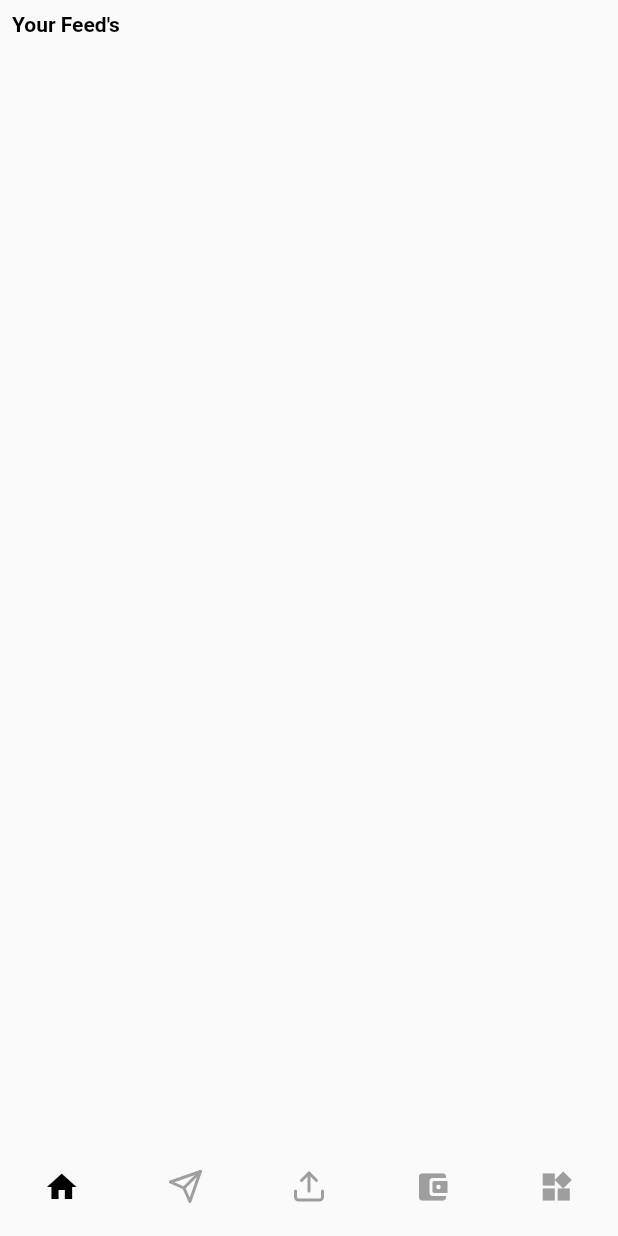
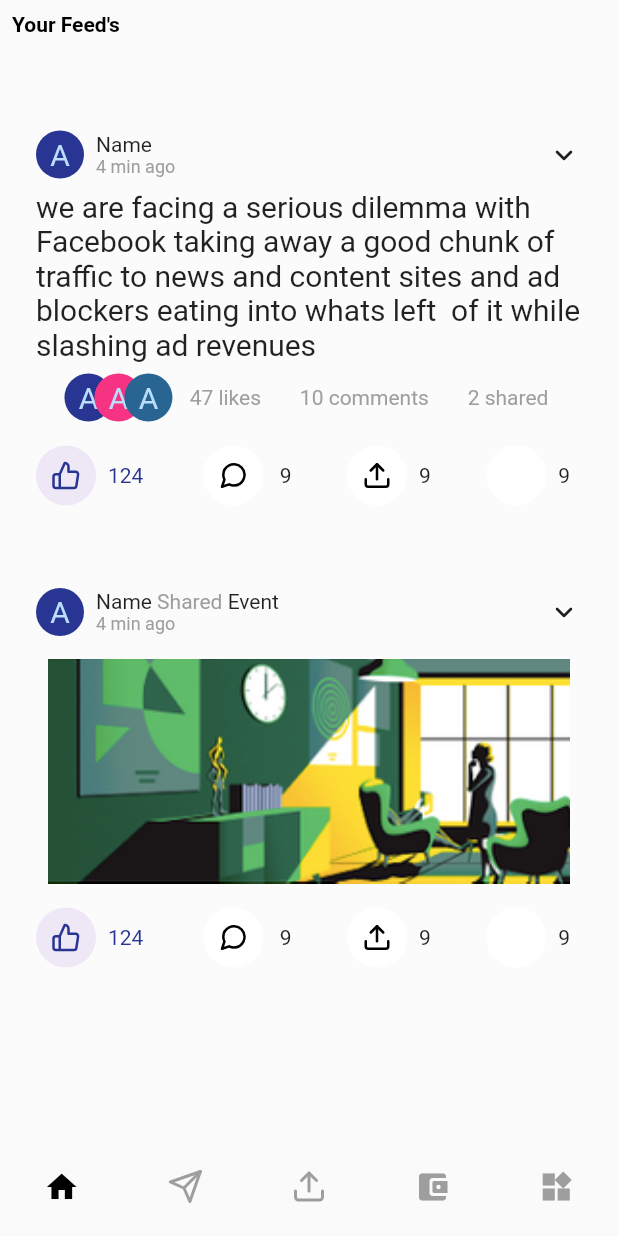
Before and after one commit to micedreams/app, a Flutter app: the Home screen opened by its route, on a phone screen of 412 x 824 dp. Run offline on Flutter 3.47's test engine with Material 2 defaults, Android fonts, the phone set to English and light mode, and no system bars; our stand-ins replace flutter_feather_icons.

Commit message:
screen 2

```diff
--- /dev/null
+++ b/lib/components/SpecialCard.dart
@@ -0,0 +1,172 @@
+import 'package:flutter/material.dart';
+import 'package:flutter_feather_icons/flutter_feather_icons.dart';
+
+class SpecialCard extends StatelessWidget {
+  final Widget body;
+
+  final String time;
+
+  final String name;
+  final bool shared;
+
+  const SpecialCard({
+    Key? key,
+    required this.body,
+    required this.time,
+    required this.name,
+    this.shared = false,
+  }) : super(key: key);
+
+  @override
+  Widget build(BuildContext context) {
+    return Container(
+      decoration: const BoxDecoration(
+        color: Colors.white24,
+      ),
+      padding: const EdgeInsets.all(8.0),
+      margin: const EdgeInsets.all(16.0),
+      child: Column(
+        mainAxisSize: MainAxisSize.min,
+        children: [
+          Row(
+            mainAxisAlignment: MainAxisAlignment.spaceBetween,
+            children: [
+              Row(
+                children: [
+                  const CircleAvatar(
+                    backgroundColor: Color(0xff283593),
+                    radius: 16,
+                    child: Text("A",
+                        style: TextStyle(
+                          fontSize: 20.00,
+                        )),
+                  ),
+                  Padding(
+                    padding: const EdgeInsets.all(8.0),
+                    child: Column(
+                      crossAxisAlignment: CrossAxisAlignment.start,
+                      mainAxisSize: MainAxisSize.min,
+                      children: [
+                        Row(
+                          children: [
+                            Text(name),
+                            shared
+                                ? const Text(" Shared ",
+                                    style: TextStyle(color: Colors.grey))
+                                : const SizedBox.shrink(),
+                            shared
+                                ? const Text("Event")
+                                : const SizedBox.shrink()
+                          ],
+                        ),
+                        Text(time, style: const TextStyle(color: Colors.grey,fontSize: 12)),
+                      ],
+                    ),
+                  ),
+                ],
+              ),
+              const Icon(Icons.keyboard_arrow_down_rounded)
+            ],
+          ),
+          Padding(
+            padding: const EdgeInsets.only(bottom: 8.0),
+            child: body,
+          ),
+          Row(
+            mainAxisAlignment: MainAxisAlignment.spaceBetween,
+            children: [
+              Row(
+                children: [
+                  InkWell(
+                    child: Container(
+                      height: 40,
+                      width: 40,
+                      decoration: const BoxDecoration(
+                        color: Color(0xffede7f6),
+                        shape: BoxShape.circle,
+                      ),
+                      child: const Icon(
+                        FeatherIcons.thumbsUp,
+                        color: Color(0xff283593),
+                        size: 20,
+                      ),
+                    ),
+                  ),
+                  const Padding(
+                    padding: EdgeInsets.all(8),
+                    child:
+                        Text("124", style: TextStyle(color: Color(0xff283593))),
+                  )
+                ],
+              ),
+              Row(
+                children: [
+                  InkWell(
+                    child: Container(
+                      height: 40,
+                      width: 46,
+                      decoration: const BoxDecoration(
+                        color: Colors.white,
+                        shape: BoxShape.circle,
+                      ),
+                      child: const Icon(
+                        FeatherIcons.messageCircle,
+                        color: Colors.black,
+                        size: 20,
+                      ),
+                    ),
+                  ),
+                  const Padding(
+                    padding: EdgeInsets.all(8),
+                    child: Text("9"),
+                  )
+                ],
+              ),
+              Row(
+                children: [
+                  InkWell(
+                    child: Container(
+                      height: 40,
+                      width: 40,
+                      decoration: const BoxDecoration(
+                        color: Colors.white,
+                        shape: BoxShape.circle,
+                      ),
+                      child: const Icon(
+                        FeatherIcons.upload,
+                        color: Colors.black,
+                        size: 20,
+                      ),
+                    ),
+                  ),
+                  const Padding(
+                    padding: EdgeInsets.all(8),
+                    child: Text("9"),
+                  )
+                ],
+              ),
+              Row(
+                children: const [
+                  SizedBox(
+                    height: 40,
+                    width: 40,
+                    child: DecoratedBox(
+                      decoration: BoxDecoration(
+                        color: Colors.white,
+                        shape: BoxShape.circle,
+                      ),
+                    ),
+                  ),
+                  Padding(
+                    padding: EdgeInsets.all(8),
+                    child: Text("9"),
+                  ),
+                ],
+              ),
+            ],
+          )
+        ],
+      ),
+    );
+  }
+}
--- a/lib/home.dart
+++ b/lib/home.dart
@@ -1,3 +1,4 @@
+import 'package:app/components/SpecialCard.dart';
 import 'package:app/components/SpecialScaffold.dart';
 import 'package:flutter/material.dart';
 
@@ -11,8 +12,85 @@ class Home extends StatefulWidget {
 class _HomeState extends State<Home> {
   @override
   Widget build(context) {
-    return const SpecialScaffold(
-      body: SizedBox.shrink(),
+    return SpecialScaffold(
+      body: ListView(
+        children: [
+          SpecialCard(
+            body: Column(
+              children: [
+                const Text(
+                    "we are facing a serious dilemma with Facebook taking away a good chunk of traffic to news and content sites and ad blockers eating into whats left  of it while slashing ad revenues",
+                    style: TextStyle(fontSize: 20.00)),
+                Row(
+                  mainAxisAlignment: MainAxisAlignment.spaceEvenly,
+                  children: [
+                    Row(
+                      children: [
+                        Container(
+                          padding: const EdgeInsets.only(top: 8, bottom: 8.0),
+                          width: 80.00,
+                          child: Stack(
+                            children: const [
+                              CircleAvatar(
+                                backgroundColor: Color(0xff283593),
+                                radius: 16,
+                                child: Text("A",
+                                    style: TextStyle(
+                                      fontSize: 20.00,
+                                    )),
+                              ),
+                              Positioned(
+                                left: 20.0,
+                                child: CircleAvatar(
+                                  backgroundColor: Color(0xfff63483),
+                                  radius: 16,
+                                  child: Text("A",
+                                      style: TextStyle(
+                                        fontSize: 20.00,
+                                      )),
+                                ),
+                              ),
+                              Positioned(
+                                left: 40.0,
+                                child: CircleAvatar(
+                                  backgroundColor: Color(0xff286593),
+                                  radius: 16,
+                                  child: Text("A",
+                                      style: TextStyle(
+                                        fontSize: 20.00,
+                                      )),
+                                ),
+                              ),
+                            ],
+                          ),
+                        ),
+                        Text(" 47 likes ",
+                            style: TextStyle(color: Colors.grey)),
+                      ],
+                    ),
+                    Text(" 10 comments ", style: TextStyle(color: Colors.grey)),
+                    Text(" 2 shared ", style: TextStyle(color: Colors.grey))
+                  ],
+                ),
+              ],
+            ),
+            name: 'Name',
+            time: '4 min ago',
+          ),
+          SpecialCard(
+              body: Padding(
+                padding: const EdgeInsets.all(8.0),
+                child: Image.asset(
+                  'assets/picture.png',
+                  height: 150.0,
+                  fit: BoxFit.cover,
+                ),
+              ),
+              name: 'Name',
+              time: '4 min ago',
+              shared: true),
+        ],
+      ),
     );
   }
 }
--- a/lib/login.dart
+++ b/lib/login.dart
@@ -58,7 +58,7 @@ class _LoginState extends State<Login> {
                     child: TextFormField(
                       decoration: InputDecoration(
                         hintStyle: const TextStyle(color: Color(0xFF828282)),
-                        focusColor: const Color(0xFF007AFF),
+                        focusColor: Color(0xff283593),
                         enabledBorder: OutlineInputBorder(
                           borderRadius: BorderRadius.circular(8.0),
                           borderSide: const BorderSide(
@@ -89,7 +89,7 @@ class _LoginState extends State<Login> {
                     child: TextFormField(
                       decoration: InputDecoration(
                         hintStyle: const TextStyle(color: Color(0xFF828282)),
-                        focusColor: const Color(0xFF007AFF),
+                        focusColor: const Color(0xff283593),
                         enabledBorder: OutlineInputBorder(
                           borderRadius: BorderRadius.circular(4.0),
                           borderSide: const BorderSide(
--- a/pubspec.yaml
+++ b/pubspec.yaml
@@ -46,8 +46,8 @@ flutter:
   # the material Icons class.
   uses-material-design: true
   # To add assets to your application, add an assets section, like this:
-  # assets:
-  #   - images/a_dot_burr.jpeg
+  assets:
+    - assets/picture.png
   #   - images/a_dot_ham.jpeg
   # An image asset can refer to one or more resolution-specific "variants", see
   # https://flutter.dev/assets-and-images/#resolution-aware.
```
Also changed, not shown: assets/picture.png (added).
